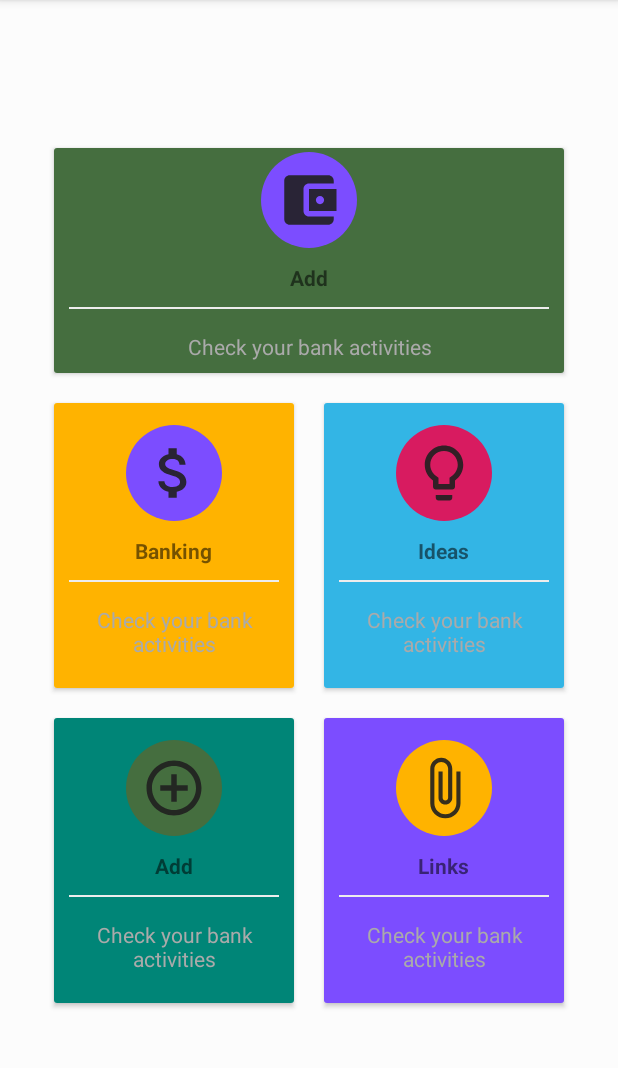
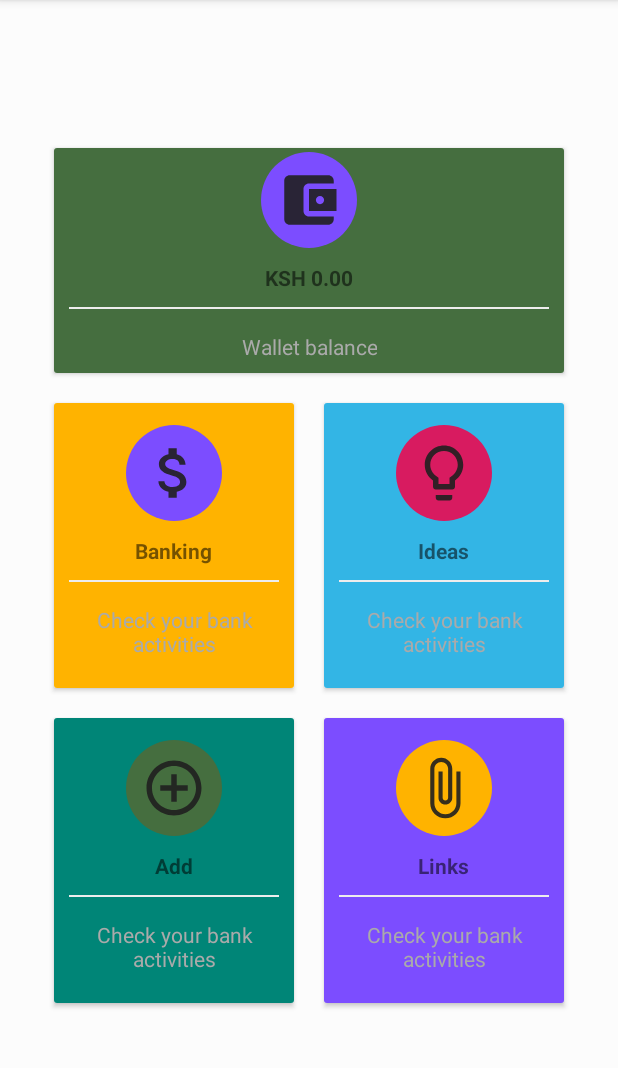
Before and after one commit to netubuli/LipaPesaApp, an Android app: the fragment HomeFragment shown on its own in the app's theme, on a phone screen of 412 x 824 dp, the part 84-1152 px from its top. Run offline under Robolectric (Android 15) with nearby library versions, the phone set to English and light mode, and no system bars.

Commit message:
Completed dashboard ui design

```diff
--- a/app/src/main/res/layout/content_main.xml
+++ b/app/src/main/res/layout/content_main.xml
@@ -7,7 +7,6 @@
     app:layout_behavior="@string/appbar_scrolling_view_behavior"
     tools:showIn="@layout/app_bar_main"
     android:background="@color/colorBlue">
-
     <fragment
         android:id="@+id/nav_host_fragment"
         android:name="androidx.navigation.fragment.NavHostFragment"
--- a/app/src/main/res/layout/fragment_home.xml
+++ b/app/src/main/res/layout/fragment_home.xml
@@ -10,6 +10,7 @@
     android:background="#fcfcfc"
     android:gravity="center"
     android:id="@+id/ll">
+
     <LinearLayout
         android:clipToPadding="false"
         android:gravity="center"
@@ -40,7 +41,7 @@
                     android:layout_height="wrap_content"
                     android:textStyle="bold"
                     android:layout_marginTop="10dp"
-                    android:text="Add"/>
+                    android:text="@string/ksh_0_00"/>
                 <View
                     android:layout_width="match_parent"
                     android:layout_height="1dp"
@@ -50,13 +51,12 @@
                     android:layout_width="wrap_content"
                     android:layout_height="wrap_content"
                     android:gravity="center"
-                    android:text="Check your bank activities"
+                    android:text="@string/wallet_balance"
                     android:padding="5dp"
                     android:textColor="@android:color/darker_gray"/>
 
             </LinearLayout>
         </androidx.cardview.widget.CardView>
-
 
     </LinearLayout>
     <LinearLayout
@@ -71,7 +71,8 @@
             android:id="@+id/bankcardId"
             android:layout_width="160dp"
             android:layout_height="190dp"
-            android:layout_margin="10dp">
+            android:layout_margin="10dp"
+            android:focusable="true">
             <LinearLayout
                 android:layout_width="match_parent"
                 android:layout_height="match_parent"
@@ -110,7 +111,8 @@
             android:clickable="true"
             android:layout_width="160dp"
             android:layout_height="190dp"
-            android:layout_margin="10dp">
+            android:layout_margin="10dp"
+            android:focusable="true">
             <LinearLayout
                 android:layout_width="match_parent"
                 android:layout_height="match_parent"
@@ -157,7 +159,8 @@
             android:clickable="true"
             android:layout_width="160dp"
             android:layout_height="190dp"
-            android:layout_margin="10dp">
+            android:layout_margin="10dp"
+            android:focusable="true">
             <LinearLayout
                 android:layout_width="match_parent"
                 android:layout_height="match_parent"
@@ -196,7 +199,8 @@
             android:clickable="true"
             android:layout_width="160dp"
             android:layout_height="190dp"
-            android:layout_margin="10dp">
+            android:layout_margin="10dp"
+            android:focusable="true">
 
             <LinearLayout
                 android:layout_width="match_parent"
@@ -238,4 +242,5 @@
         </androidx.cardview.widget.CardView>
 
     </LinearLayout>
+
 </LinearLayout>
--- a/app/src/main/res/values-v21/strings.xml
+++ b/app/src/main/res/values-v21/strings.xml
@@ -30,4 +30,6 @@
     <string name="id_passport_number">Id/passport number</string>
     <string name="already_have_an_account_sign_in">Already have an account? Sign In</string>
     <string name="do_not_have_an_account_register">Do\'nt have an account yet? Register</string>
+    <string name="ksh_0_00">KSH 0.00</string>
+    <string name="wallet_balance">Wallet balance</string>
 </resources>
--- a/app/src/main/res/values/strings.xml
+++ b/app/src/main/res/values/strings.xml
@@ -30,4 +30,6 @@
     <string name="id_passport_number">Id/passport number</string>
     <string name="already_have_an_account_sign_in">Already have an account? Sign In</string>
     <string name="do_not_have_an_account_register">Do\'nt have an account? Register</string>
+    <string name="ksh_0_00">KSH 0.00</string>
+    <string name="wallet_balance">Wallet balance</string>
 </resources>
```
